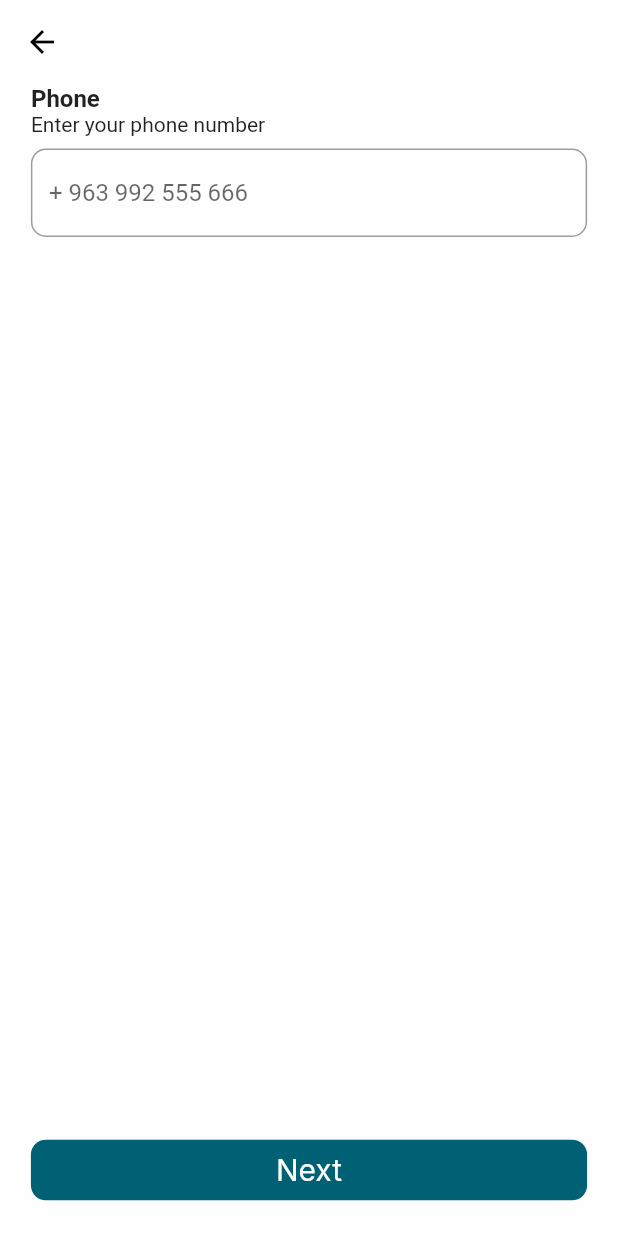
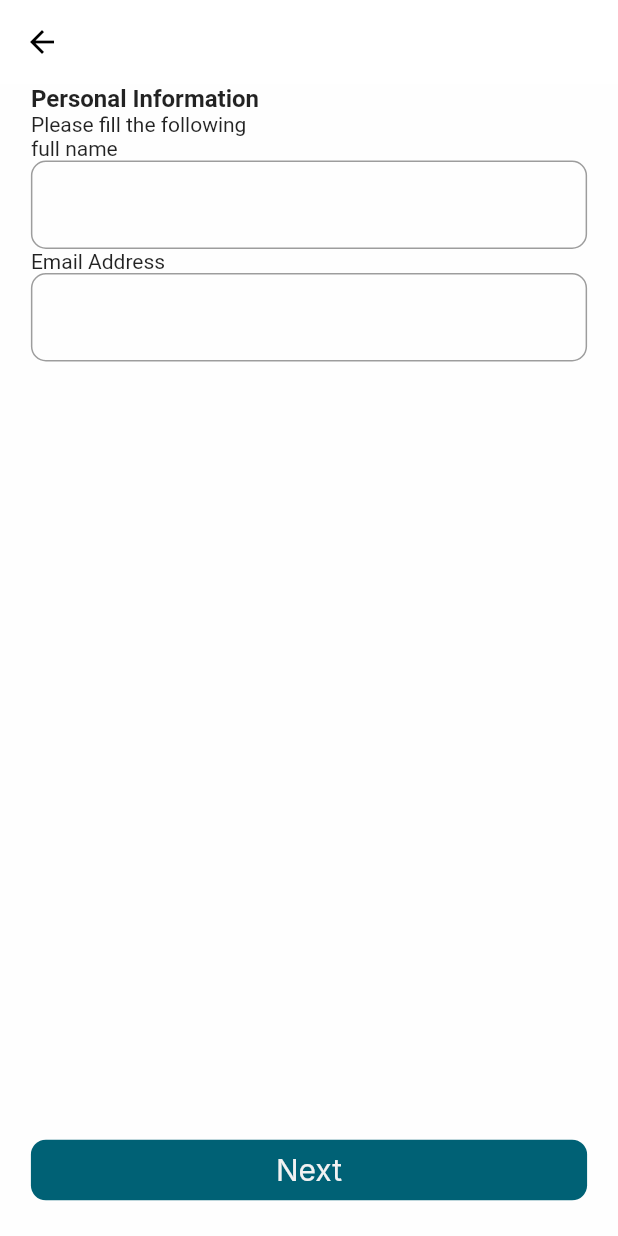
Before and after one commit to jamesetma/alsham_socialmedia, a Flutter app: the screen it shows after launch, on a phone screen of 412 x 824 dp. Run offline on Flutter 3.47's test engine with Material 2 defaults, Android fonts, the phone set to English and light mode, and no system bars; our stand-ins replace get, pin_code_fields; Roboto replaces fonts that are missing (Inter).

Commit message:
3rd page
3rd page

Co-Authored-By: SeveenShaheen <113772690+SeveenShaheen@users.noreply.github.com>

```diff
--- a/lib/main.dart
+++ b/lib/main.dart
@@ -1,4 +1,5 @@
 import 'package:alsham_socialmedia/constants/app_colors.dart';
+import 'package:alsham_socialmedia/views/pages/personal_info_page.dart';
 import 'package:alsham_socialmedia/views/pages/signup_page.dart';
 import 'package:flutter/material.dart';
 import 'package:get/get.dart';
@@ -14,7 +15,7 @@ class MyApp extends StatelessWidget {
   Widget build(BuildContext context) {
     return GetMaterialApp(
       theme: ThemeData(scaffoldBackgroundColor: AppColors.white),
-      home: const SignupPage(),
+      home: const PersonalInfoPage(),
     );
   }
 }
--- /dev/null
+++ b/lib/views/pages/personal_info_page.dart
@@ -0,0 +1,57 @@
+import 'package:alsham_socialmedia/constants/app_colors.dart';
+import 'package:alsham_socialmedia/constants/paddings.dart';
+import 'package:alsham_socialmedia/views/components/button_builder.dart';
+import 'package:flutter/material.dart';
+
+class PersonalInfoPage extends StatelessWidget {
+  const PersonalInfoPage({Key? key}) : super(key: key);
+
+  @override
+  Widget build(BuildContext context) {
+    return Scaffold(
+      appBar: AppBar(
+        backgroundColor: Colors.white,
+        elevation: 0,
+        leading: BackButton(color: Colors.black),
+      ),
+      body: Padding(
+        padding: Paddings.sidePadding,
+        child: Column(
+          crossAxisAlignment: CrossAxisAlignment.start,
+          children: [
+            const Text(
+              'Personal Information',
+              style: TextStyle(fontWeight: FontWeight.w600, fontSize: 16),
+            ),
+            Text('Please fill the following'),
+            Text('full name'),
+            TextFormField(
+              decoration: InputDecoration(
+                  border: OutlineInputBorder(
+                      borderRadius: BorderRadius.circular(10))),
+            ),
+            Text('Email Address'),
+            TextFormField(
+              decoration: InputDecoration(
+                  border: OutlineInputBorder(
+                      borderRadius: BorderRadius.circular(10))),
+            ),
+            Expanded(
+              child: Align(
+                alignment: Alignment.bottomCenter,
+                child: Padding(
+                  padding: const EdgeInsets.only(bottom: 20),
+                  child: ButtonBuilder(
+                    text: 'Next',
+                    color: AppColors.appPrimary,
+                    onPressed: () {},
+                  ),
+                ),
+              ),
+            )
+          ],
+        ),
+      ),
+    );
+  }
+}
```
Also changed, not shown: 1 other file.
